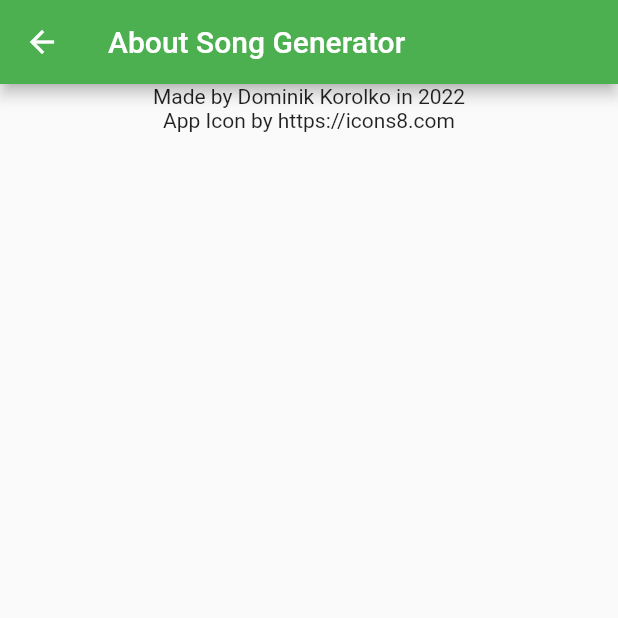
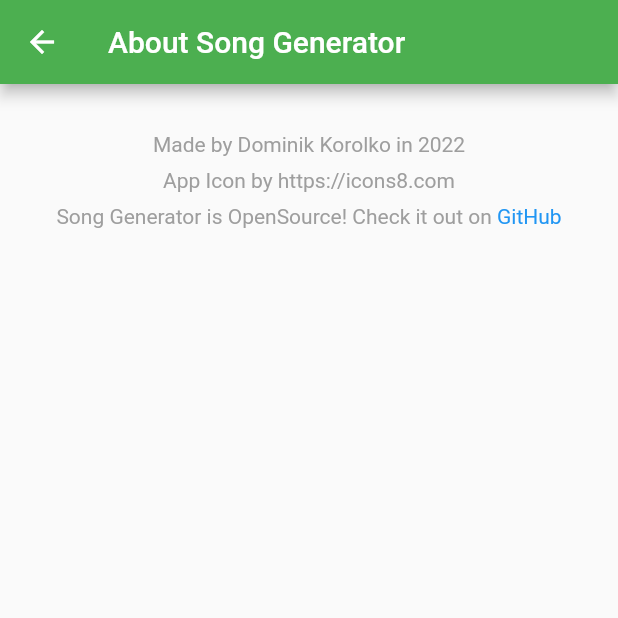
Before and after one commit to DominikKor/flutter-song-generator, a Flutter app: the AboutScreen screen opened directly, on a phone screen of 412 x 824 dp, the top half of it. Run offline on Flutter 3.47's test engine with Material 2 defaults, Android fonts, the phone set to English and light mode, and no system bars; our stand-ins replace sqflite; accounts and stored records are empty.

Commit message:
Added About Screen

```diff
--- a/lib/main.dart
+++ b/lib/main.dart
@@ -12,7 +12,7 @@ class MyApp extends StatelessWidget {
   @override
   Widget build(BuildContext context) {
     return MaterialApp(
-      title: 'Gemeinde Lieder Generator',
+      title: 'Song Generator',
       theme: ThemeData(
         primarySwatch: Colors.green,
       ),
--- a/lib/screens/about.dart
+++ b/lib/screens/about.dart
@@ -1,7 +1,19 @@
+import 'package:flutter/gestures.dart';
 import 'package:flutter/material.dart';
+import 'package:url_launcher/url_launcher.dart';
 
 class AboutScreen extends StatelessWidget {
   const AboutScreen({Key? key}) : super(key: key);
+
+  final List<String> information = const [
+    "Made by Dominik Korolko in 2022",
+    "App Icon by https://icons8.com",
+  ];
+
+  final TextStyle textStyle = const TextStyle(
+    color: Colors.grey,
+    fontSize: 14,
+  );
 
   @override
   Widget build(BuildContext context) {
@@ -9,13 +21,48 @@ class AboutScreen extends StatelessWidget {
       appBar: AppBar(
         title: const Text("About Song Generator"),
       ),
-      body: Center(child:
-        Column(
-          children: [
-            Text("Made by Dominik Korolko in 2022"),
-            Text("App Icon by https://icons8.com"),
-          ],
-        )
+      body: Center(
+        child: Padding(
+          padding: const EdgeInsets.only(top: 32),
+          child: Column(
+              children: () {
+                    List<Widget> texts = [];
+                    for (String text in information) {
+                      texts.add(
+                        Padding(
+                          padding: const EdgeInsets.only(bottom: 8),
+                          child: Text(
+                            text,
+                            style: textStyle,
+                            textAlign: TextAlign.center,
+                          ),
+                        ),
+                      );
+                    }
+                    return texts;
+                  }() +
+                  [
+                    RichText(
+                      text: TextSpan(
+                        children: [
+                          TextSpan(
+                            text: 'Song Generator is OpenSource! Check it out on ',
+                            style: textStyle,
+                          ),
+                          TextSpan(
+                            text: 'GitHub',
+                            style: const TextStyle(color: Colors.blue, fontSize: 14),
+                            recognizer: TapGestureRecognizer()
+                              ..onTap = () async {
+                                await launch(
+                                    'https://github.com/DrokoDomi/song_generator');
+                              },
+                          ),
+                        ],
+                      ),
+                    ),
+                  ]),
+        ),
       ),
     );
   }
--- a/lib/screens/home_screen.dart
+++ b/lib/screens/home_screen.dart
@@ -1,5 +1,6 @@
 import 'package:flutter/material.dart';
 import 'package:liedgenerator/models/song.dart';
+import 'package:liedgenerator/screens/about.dart';
 import 'package:liedgenerator/util/sqflite_helper.dart';
 import 'package:liedgenerator/widgets/add_song.dart';
 import 'package:liedgenerator/widgets/song_grid.dart';
@@ -18,7 +19,7 @@ class _HomeScreenState extends State<HomeScreen> {
   Widget build(BuildContext context) {
     return Scaffold(
       appBar: AppBar(
-        title: const Text("Gemeinde Lieder Generator"),
+        title: const Text("Song Generator"),
         centerTitle: true,
         actions: [
           PopupMenuButton(
@@ -28,11 +29,20 @@ class _HomeScreenState extends State<HomeScreen> {
                 value: 0,
                 child: Text("Reset Generated Songs"),
               ),
+              const PopupMenuItem(
+                value: 1,
+                child: Text("About"),
+              ),
             ],
             onSelected: (int item) {
               switch (item) {
                 case 0:
                   SqlHelper().resetGeneratedStatus();
+                  break;
+                case 1:
+                  Navigator.push(context, MaterialPageRoute(builder: (_) {
+                    return const AboutScreen();
+                  }));
                   break;
               }
               setState(() {});
--- a/pubspec.yaml
+++ b/pubspec.yaml
@@ -36,6 +36,7 @@ dependencies:
   cupertino_icons: ^1.0.2
   sqflite: ^2.0.1
   path_provider: ^2.0.8
+  url_launcher: ^6.0.17
 
 dev_dependencies:
   flutter_test:
```
Also changed, not shown: pubspec.lock, 1 other file.
